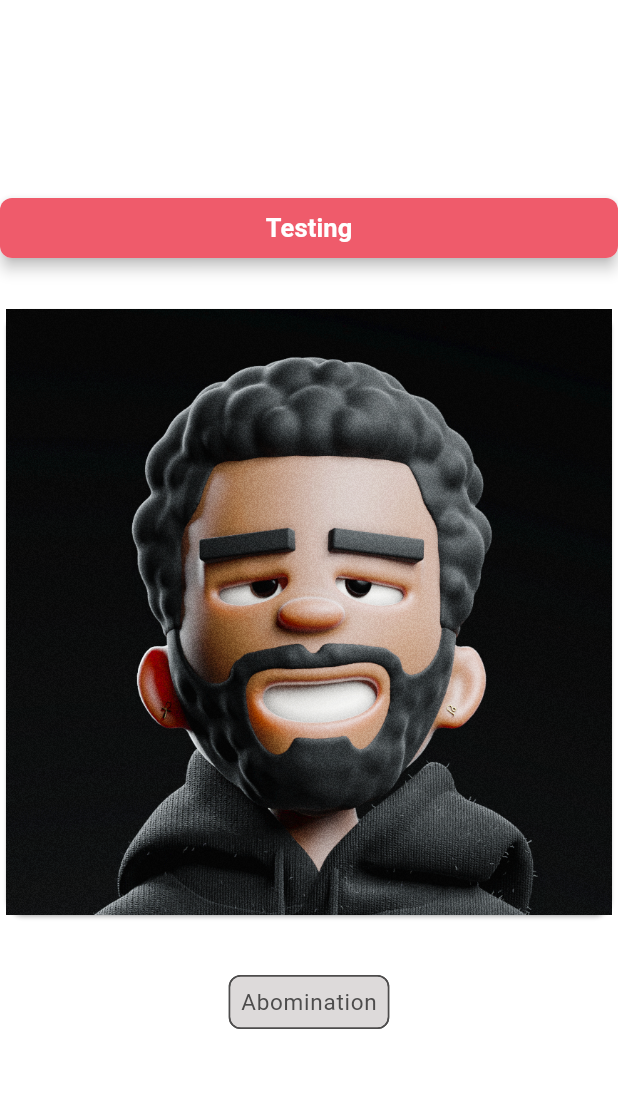
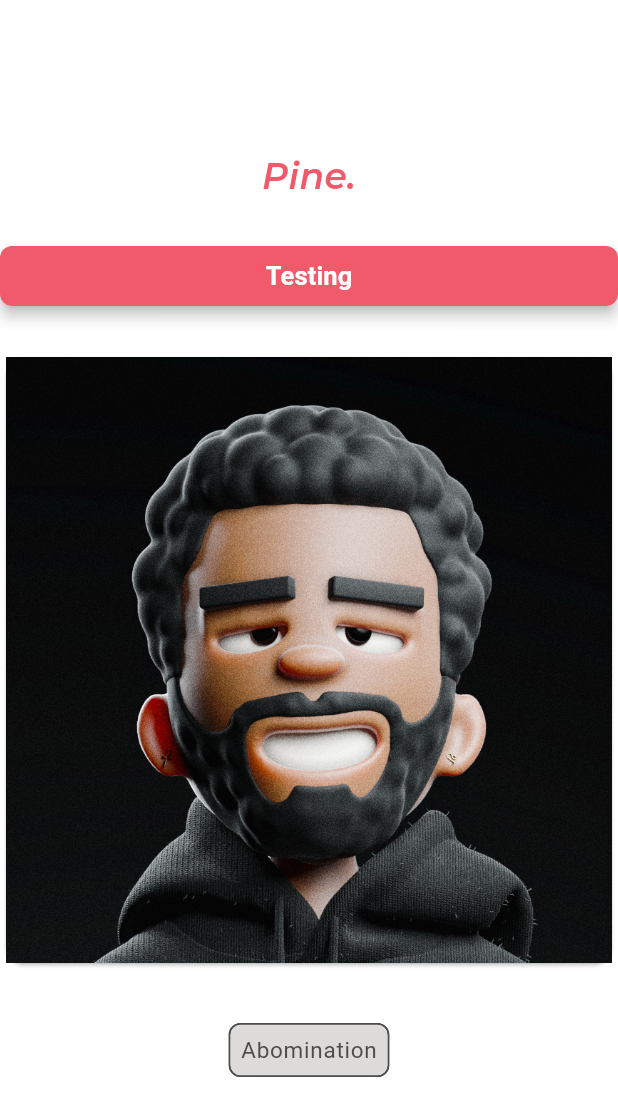
Before and after one commit to nsenji/tikets-plus, a Flutter app: the screen it shows after launch, on a phone screen of 412 x 824 dp. Shown: the top 1116 px of the screen. Run offline on Flutter 3.47's test engine with Material 2 defaults, Android fonts, the phone set to English and light mode, and no system bars; our stand-ins replace get, google_fonts, qr_flutter.

Commit message:
made the pine logo and made the dark theme deaults

```diff
--- /dev/null
+++ b/lib/Custom_widgets/pine_logo.dart
@@ -0,0 +1,19 @@
+import 'package:flutter/material.dart';
+import 'package:flutter/src/widgets/framework.dart';
+import 'package:flutter/src/widgets/placeholder.dart';
+
+class Pine extends StatelessWidget {
+  const Pine({super.key});
+
+  @override
+  Widget build(BuildContext context) {
+    return Text(
+      'Pine.',
+      style: TextStyle(
+        color: Theme.of(context).primaryColor,
+        fontFamily: 'Montserrat',
+        fontSize: 24
+      ),
+    );
+  }
+}
--- a/lib/main.dart
+++ b/lib/main.dart
@@ -2,10 +2,12 @@ import 'package:cinema_tikets/notifiers/for_acacia/seat_number_notifier.dart';
 import 'package:cinema_tikets/notifiers/for_acacia/movie_notifier.dart';
 import 'package:cinema_tikets/notifiers/for_metro/seat_number_notifier-metro.dart';
 import 'package:cinema_tikets/notifiers/for_metro/taken_seat_notifier_metro.dart';
-import 'package:cinema_tikets/pages/app_pages/home.dart';
 import 'package:cinema_tikets/notifiers/for_acacia/location.dart';
 import 'package:cinema_tikets/notifiers/for_acacia/time.dart';
 import 'package:cinema_tikets/notifiers/for_acacia/title_image_provider.dart';
+import 'package:cinema_tikets/pages/app_pages/home_page.dart';
+import 'package:cinema_tikets/pages/update/Widgets_show.dart';
+import 'package:cinema_tikets/pages/update/home.dart';
 import 'package:cinema_tikets/utils/custom_theme.dart';
 import 'package:flutter/material.dart';
 import 'package:provider/provider.dart';
@@ -60,7 +62,7 @@ class _MyAppState extends State<MyApp> {
         darkTheme: darkThemeData(context),
         themeMode: ThemeMode.light,
         debugShowCheckedModeBanner: false,
-        home: const Home());
+        home:  MyWidget());
   }
 
 
--- a/lib/pages/app_pages/home.dart
+++ b/lib/pages/update/Widgets_show.dart
@@ -1,12 +1,20 @@
-import 'package:cinema_tikets/Custom_widgets/filter_chip.dart';
 import 'package:flutter/material.dart';
+import 'package:flutter/src/widgets/framework.dart';
+import 'package:flutter/src/widgets/placeholder.dart';
 
+import '../../Custom_widgets/filter_chip.dart';
 import '../../Custom_widgets/movie_card.dart';
+import '../../Custom_widgets/pine_logo.dart';
 import '../../Custom_widgets/red_button.dart';
 
-class Home extends StatelessWidget {
-  const Home({Key? key}) : super(key: key);
+class MyWidget extends StatefulWidget {
+  const MyWidget({super.key});
 
+  @override
+  State<MyWidget> createState() => _MyWidgetState();
+}
+
+class _MyWidgetState extends State<MyWidget> {
   @override
   Widget build(BuildContext context) {
     return Scaffold(
@@ -14,6 +22,10 @@ class Home extends StatelessWidget {
       child: SingleChildScrollView(
         child: Column(
           children: [
+            Pine(),
+            SizedBox(
+              height: 30,
+            ),
             Button(
               text: 'Testing',
               onpressed: () {},
--- a/lib/utils/constants.dart
+++ b/lib/utils/constants.dart
@@ -4,7 +4,10 @@ import 'package:google_fonts/google_fonts.dart';
 class Constants {
   Constants._();
 
-  static  TextStyle appFont =
+  static  TextStyle appFontlight =
      GoogleFonts.roboto().copyWith(color: const Color(0xFF4D4C4C));
+  static  TextStyle appFontdark =
+     GoogleFonts.roboto().copyWith(color: Color(0xFFFFFFFF));
+
 
 }
--- a/lib/utils/custom_theme.dart
+++ b/lib/utils/custom_theme.dart
@@ -17,22 +17,6 @@ ColorScheme lightThemeColors(context) {
   );
 }
 
-  ColorScheme darkThemeColors(context) {
-    return const ColorScheme(
-      brightness: Brightness.dark,
-      primary: Color(0xFFF1F2F3),
-      onPrimary: Color(0xFFFFFFFF),
-      secondary: Color(0xFFBBBBBB),
-      onSecondary: Color(0xFFEAEAEA),
-      error: Color(0xFFF32424),
-      onError: Color(0xFFF32424),
-      background: Color(0xFF202020),
-      onBackground: Color(0xFF505050),
-      surface: Color(0xFF54B435),
-      onSurface: Color(0xFF54B435),
-    );
-  }
-
 ThemeData lightThemeData(BuildContext context) {
   return ThemeData(
     primaryColor: const Color(0xFFEF5B6B),
@@ -40,54 +24,95 @@ ColorScheme lightThemeColors(context) {
     useMaterial3: true,
     dialogBackgroundColor: const Color(0xFFFFFFFF),
     cardColor: const Color(0xFFFFFFFF),
-      fontFamily: Constants.appFont.fontFamily,
+    fontFamily: Constants.appFontlight.fontFamily,
     scaffoldBackgroundColor: lightThemeColors(context).background,
-      textTheme: textTheme(context),
-      appBarTheme: appBarTheme(context),
+    textTheme: textThemelight(context),
+    appBarTheme: appBarThemelight(context),
     colorScheme: lightThemeColors(context),
     iconTheme: const IconThemeData(color: Color(0xFF4D4C4C)),
+  );
+}
+
+ColorScheme darkThemeColors(context) {
+  return const ColorScheme(
+    brightness: Brightness.dark,
+    primary: Color(0xFFEF5B6B),
+    onPrimary: Color(0xFFFFFFFF),
+    secondary: Color(0xFFBBBBBB),
+    onSecondary: Color(0xFFEAEAEA),
+    error: Color(0xFFF32424),
+    onError: Color(0xFFF32424),
+    background: Color(0xFF000000),
+    onBackground: Color(0xFF505050),
+    surface: Color(0xFF54B435),
+    onSurface: Color(0xFF54B435),
   );
 }
 
 ThemeData darkThemeData(BuildContext context) {
   return ThemeData(
     useMaterial3: true,
-      scaffoldBackgroundColor: lightThemeColors(context).background,
-      fontFamily: Constants.appFont.fontFamily,
-      textTheme: textTheme(context),
-      appBarTheme: appBarTheme(context),
+    scaffoldBackgroundColor: darkThemeColors(context).background,
+    fontFamily: Constants.appFontdark.fontFamily,
+    textTheme: textThemedark(context),
+    appBarTheme: appBarThemedark(context),
     colorScheme: darkThemeColors(context),
-      elevatedButtonTheme: ElevatedButtonThemeData(
-        style: ElevatedButton.styleFrom(
-          backgroundColor: Color(0xFFEF5B6B)
-        )
-      )
+    primaryColor: const Color(0xFFEF5B6B),
+    disabledColor: Color.fromARGB(255, 221, 218, 218),
+    dialogBackgroundColor: Color.fromARGB(255, 0, 0, 0),
+    cardColor: Color.fromARGB(255, 0, 0, 0),
+    iconTheme: const IconThemeData(color: Color.fromARGB(255, 255, 255, 255)),
   );
 }
 
-  appBarTheme(context) {
+appBarThemelight(context) {
   return AppBarTheme(
     backgroundColor: lightThemeColors(context).background,
-      titleTextStyle: textTheme(context).bodyLarge,
+    titleTextStyle: textThemelight(context).bodyLarge,
   );
 }
 
-  TextTheme textTheme(context) {
+appBarThemedark(context) {
+  return AppBarTheme(
+    backgroundColor: darkThemeColors(context).background,
+    titleTextStyle: textThemedark(context).bodyLarge,
+  );
+}
+
+TextTheme textThemelight(context) {
   return TextTheme(
-      bodyLarge: Constants.appFont
+    bodyLarge: Constants.appFontlight
         .copyWith(fontWeight: FontWeight.bold, fontSize: 24),
-      bodyMedium: Constants.appFont
+    bodyMedium: Constants.appFontlight
         .copyWith(fontWeight: FontWeight.normal, fontSize: 15),
-      bodySmall: Constants.appFont.copyWith(
+    bodySmall: Constants.appFontlight.copyWith(
         fontWeight: FontWeight.normal,
         fontSize: 10,
         color: const Color(0x2983FFFF)),
-      labelLarge: Constants.appFont
-          .copyWith(fontWeight: FontWeight.bold, fontSize: 17,color: Colors.white),
-      labelMedium: Constants.appFont
-          .copyWith(fontWeight: FontWeight.normal, fontSize: 15,color: Colors.white),
-      labelSmall: Constants.appFont
-          .copyWith(fontWeight: FontWeight.normal, fontSize: 15, color: Color(0xFF4D4C4C)),
-
+    labelLarge: Constants.appFontlight.copyWith(
+        fontWeight: FontWeight.bold, fontSize: 17, color: Colors.white),
+    labelMedium: Constants.appFontlight.copyWith(
+        fontWeight: FontWeight.normal, fontSize: 15, color: Colors.white),
+    labelSmall: Constants.appFontlight.copyWith(
+        fontWeight: FontWeight.normal, fontSize: 15, color: Color(0xFF4D4C4C)),
   );
 }
+
+TextTheme textThemedark(context) {
+  return TextTheme(
+    bodyLarge: Constants.appFontdark
+        .copyWith(fontWeight: FontWeight.bold, fontSize: 24),
+    bodyMedium: Constants.appFontdark
+        .copyWith(fontWeight: FontWeight.normal, fontSize: 15),
+    bodySmall: Constants.appFontdark.copyWith(
+        fontWeight: FontWeight.normal,
+        fontSize: 10,
+        color: const Color(0x2983FFFF)),
+    labelLarge: Constants.appFontdark.copyWith(
+        fontWeight: FontWeight.bold, fontSize: 17, color: Colors.white),
+    labelMedium: Constants.appFontdark.copyWith(
+        fontWeight: FontWeight.normal, fontSize: 15, color: Colors.white),
+    labelSmall: Constants.appFontdark.copyWith(
+        fontWeight: FontWeight.normal, fontSize: 15, color: Color(0xFF4D4C4C)),
+  );
+}
```
Also changed, not shown: lib/pages/update/home.dart (added, +14 -0 lines), pubspec.yaml (+4 -4 lines), assets/fonts/Montserrat-SemiBoldItalic.ttf (added). Lines whose indentation alone changed are shown as unchanged.
